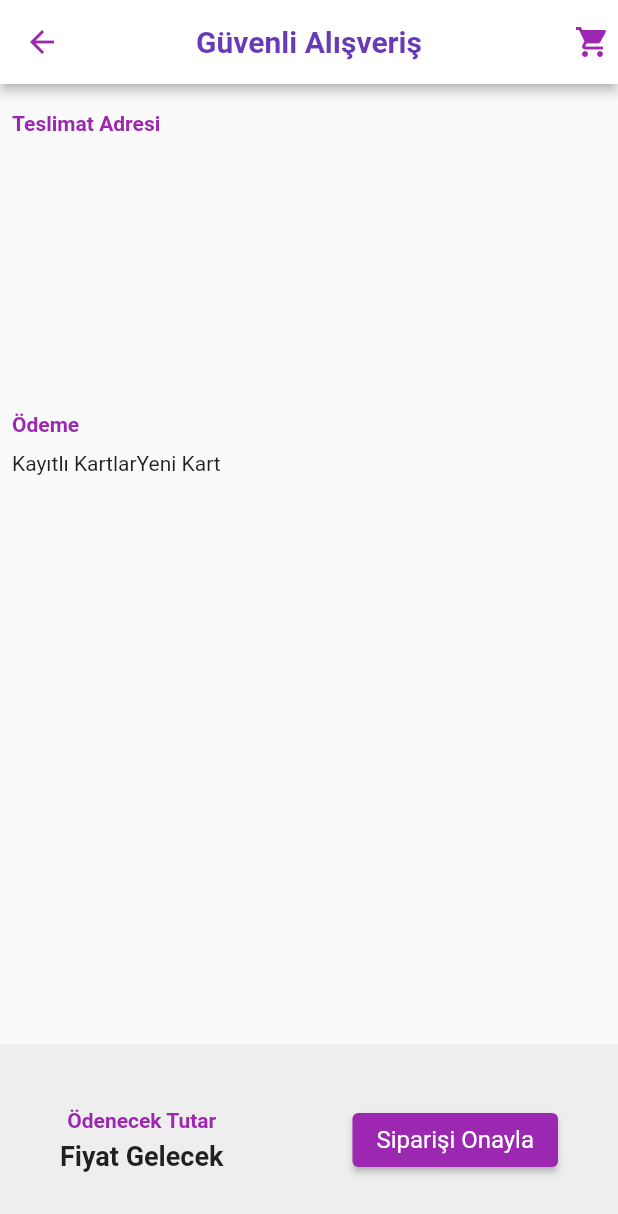
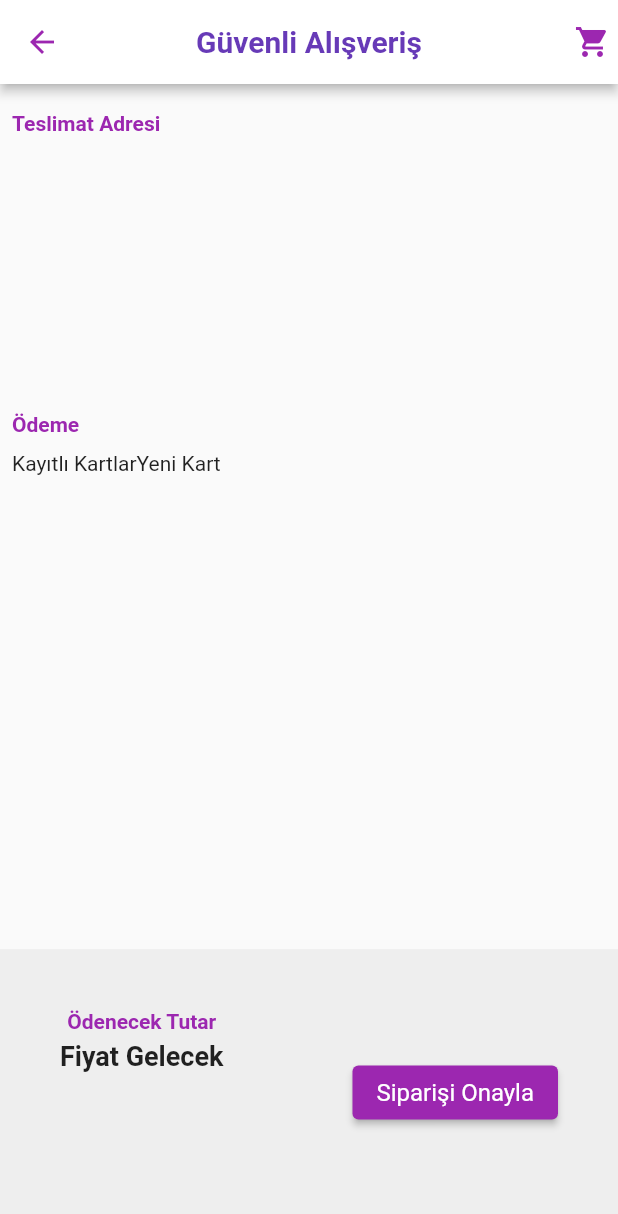
Before and after one commit to oguzunluerler1/idea_ecommerce_app, a Flutter app: the SatinAlmaView screen opened directly, on a phone screen of 412 x 824 dp. Shown: the top 1214 px of the screen. Run offline on Flutter 3.47's test engine with Material 2 defaults, Android fonts, the phone set to English and light mode, and no system bars; our stand-ins replace cloud_firestore, email_validator, firebase_auth, firebase_core, flutter_multi_formatter, flutter_rating_bar; accounts and stored records are empty; network calls fail.

```diff
--- a/lib/screens/musteri/satinAlma_view.dart
+++ b/lib/screens/musteri/satinAlma_view.dart
@@ -37,7 +37,7 @@ class SatinAlmaView extends StatelessWidget {
         mainAxisAlignment: MainAxisAlignment.spaceBetween,
         children: [
           SizedBox(
-            height: MediaQuery.of(context).size.height * 0.75,
+            height: MediaQuery.of(context).size.height * 0.7,
             child: SingleChildScrollView(
                 child: Padding(
               padding: const EdgeInsets.all(8.0),
@@ -129,7 +129,8 @@ class SatinAlmaView extends StatelessWidget {
               ),
             )),
           ),
-          Container(
+          Expanded(
+            child: Container(
               decoration: BoxDecoration(color: Colors.grey[200]),
               child: Align(
                 alignment: Alignment.bottomCenter,
@@ -142,7 +143,8 @@ class SatinAlmaView extends StatelessWidget {
                         Text(
                           'Ödenecek Tutar',
                           style: TextStyle(
-                            color: Colors.purple, fontWeight: FontWeight.bold),
+                              color: Colors.purple,
+                              fontWeight: FontWeight.bold),
                         ),
                         SizedBox(
                           height: 5,
@@ -165,6 +167,7 @@ class SatinAlmaView extends StatelessWidget {
                   ),
                 ),
               ),
+            ),
           )
         ],
       ),
```
Also changed, not shown: lib/screens/musteri/kullanicisepet.dart (+8 -1 lines). Lines whose indentation alone changed are shown as unchanged.
